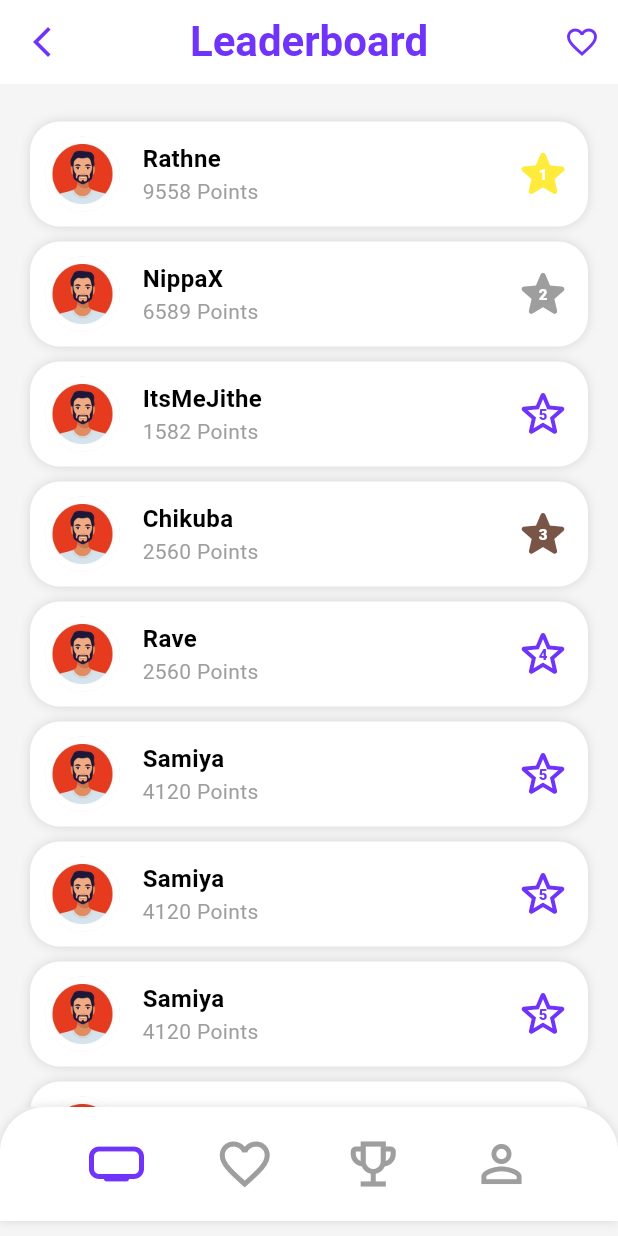
After one commit to sanjeewaDeshapriya/Torva, a Flutter app: the screen it shows after launch, after a tap on "Go to Leading Board", on a phone screen of 412 x 824 dp. The commit adds this screen. Run offline on Flutter 3.47's test engine with Material 3 defaults, Android fonts, the phone set to English and light mode, and no system bars.

Commit message:
create new screen leading board
make routers in the home page

```diff
--- a/lib/router/routes.dart
+++ b/lib/router/routes.dart
@@ -1,5 +1,6 @@
 import 'package:flutter/material.dart';
 import 'package:torva/screens/description/description.dart';
+import 'package:torva/screens/leadingBoard/leadingBoard.dart';
 import '../screens/home/home_page.dart';
 import '../screens/about/about_page.dart';
 import '../screens/contact/contact_page.dart';
@@ -11,6 +12,7 @@ class AppRoutes {
   static const String contact = '/contact';
   static const String addTreasure = '/addTreasure';
   static const String description = '/description';
+  static const String leadingboard = '/leadingboard';
 
   static Map<String, WidgetBuilder> getRoutes() {
     return {
@@ -19,6 +21,7 @@ class AppRoutes {
       contact: (context) => ContactPage(),
       addTreasure: (context) => AddTreasurePage(),
       description: (context) => DescriptionScreen(),
+      leadingboard: (context) => LeaderboardScreen(),
     };
   }
 }
--- a/lib/screens/description/description.dart
+++ b/lib/screens/description/description.dart
@@ -5,6 +5,8 @@ void main() {
 }
 
 class MyApp extends StatelessWidget {
+  const MyApp({super.key});
+
   @override
   Widget build(BuildContext context) {
     return MaterialApp(
@@ -15,6 +17,8 @@ class MyApp extends StatelessWidget {
 }
 
 class DescriptionScreen extends StatelessWidget {
+  const DescriptionScreen({super.key});
+
   @override
   Widget build(BuildContext context) {
     return Scaffold(
@@ -176,7 +180,7 @@ class InfoCard extends StatelessWidget {
   final String title;
   final String value;
 
-  InfoCard({required this.icon, required this.title, required this.value});
+  const InfoCard({super.key, required this.icon, required this.title, required this.value});
 
   @override
   Widget build(BuildContext context) {
--- a/lib/screens/home/home_page.dart
+++ b/lib/screens/home/home_page.dart
@@ -48,6 +48,13 @@ class _HomePageState extends State<HomePage> {
               },
               child: Text('Go to Description Page'),
             ),
+            SizedBox(height: 20),
+            ElevatedButton(
+              onPressed: () {
+                Navigator.pushNamed(context, '/leadingboard');
+              },
+              child: Text('Go to Leading Board'),
+            ),
           ],
         ),
       ),
--- /dev/null
+++ b/lib/screens/leadingBoard/leadingBoard.dart
@@ -0,0 +1,199 @@
+import 'package:flutter/material.dart';
+import 'package:torva/screens/home/home_page.dart';
+
+void main() {
+  runApp(MyApp());
+}
+
+class MyApp extends StatelessWidget {
+  @override
+  Widget build(BuildContext context) {
+    return MaterialApp(
+      debugShowCheckedModeBanner: false,
+      home: LeaderboardScreen(),
+    );
+  }
+}
+
+class LeaderboardScreen extends StatefulWidget {
+  @override
+  _LeaderboardScreenState createState() => _LeaderboardScreenState();
+}
+
+class _LeaderboardScreenState extends State<LeaderboardScreen> {
+  int _selectedIndex = 0; // Track selected index for bottom navigation
+
+  final List<Map<String, dynamic>> users = [
+
+    {'name': 'Rathne', 'points': 9558, 'image': 'assets/profile1.jpg', 'rank': 1},
+    {'name': 'NippaX', 'points': 6589, 'image': 'assets/profile1.jpg', 'rank': 2},
+    {'name': 'ItsMeJithe', 'points': 1582, 'image': 'assets/profile1.jpg', 'rank': 5},
+    {'name': 'Chikuba', 'points': 2560, 'image': 'assets/profile1.jpg', 'rank': 3},
+    {'name': 'Rave', 'points': 2560, 'image': 'assets/profile1.jpg', 'rank': 4},
+    {'name': 'Samiya', 'points': 4120, 'image': 'assets/profile1.jpg', 'rank': 5},
+    {'name': 'Samiya', 'points': 4120, 'image': 'assets/profile1.jpg', 'rank': 5},
+    {'name': 'Samiya', 'points': 4120, 'image': 'assets/profile1.jpg', 'rank': 5},
+    {'name': 'Samiya', 'points': 4120, 'image': 'assets/profile1.jpg', 'rank': 5},
+    {'name': 'Samiya', 'points': 4120, 'image': 'assets/profile1.jpg', 'rank': 5},
+    {'name': 'Sanju', 'points': 782, 'image': 'assets/profile1.jpg', 'rank': 6},
+    {'name': 'Rathne', 'points': 9558, 'image': 'assets/profile1.jpg', 'rank': 1},
+    {'name': 'KingAshan', 'points': 2550, 'image': 'assets/profile1.jpg', 'rank': 8},
+  ];
+
+  @override
+  Widget build(BuildContext context) {
+    return Scaffold(
+      backgroundColor: Colors.grey[100],
+      appBar: AppBar(
+        backgroundColor: Colors.white,
+        elevation: 0,
+        title: Text(
+          'Leaderboard',
+          style: TextStyle(
+            color: Color(0xFF7033FA),
+            fontSize: 28,
+            fontWeight: FontWeight.bold,
+          ),
+        ),
+        leading: IconButton(
+          icon: const Icon(Icons.arrow_back_ios_new, color: Color(0xFF7033FA)),
+          onPressed: () => Navigator.pop(context),
+        ),
+        actions: [
+          IconButton(
+            icon: Icon(Icons.favorite_border, color: Color(0xFF7033FA)),
+            onPressed: () {},
+          ),
+        ],
+        centerTitle: true,
+      ),
+      body: Container(
+        padding: EdgeInsets.symmetric(horizontal: 5),
+        child: ListView.builder(
+          padding: EdgeInsets.symmetric(vertical: 20),
+          itemCount: users.length,
+          itemBuilder: (context, index) {
+            return leaderboardItem(users[index]);
+          },
+        ),
+      ),
+      bottomNavigationBar: Container(
+        padding: EdgeInsets.symmetric(horizontal: 20, vertical: 10),
+        margin: EdgeInsets.only(bottom: 10),
+        decoration: BoxDecoration(
+          color: Colors.white,
+          borderRadius: BorderRadius.only(
+            topLeft: Radius.circular(30),
+            topRight: Radius.circular(30),
+          ),
+          boxShadow: [
+            BoxShadow(
+              color: Colors.black12,
+              blurRadius: 5,
+            ),
+          ],
+        ),
+        child: Row(
+          mainAxisAlignment: MainAxisAlignment.spaceEvenly,
+          children: [
+            IconButton(
+              icon: Icon(Icons.home_max_rounded, color: _selectedIndex == 0 ? Color(0xFF7033FA) : Colors.grey, size: 40),
+              onPressed: () {
+                Navigator.push(
+                context,
+                MaterialPageRoute(builder: (context) => const HomePage()),
+              );
+                setState(() {
+                  _selectedIndex = 0;
+                });
+              },
+            ),
+            IconButton(
+              icon: Icon(Icons.favorite_border_outlined, color: _selectedIndex == 1 ? Color(0xFF7033FA) : Colors.grey, size: 40),
+              onPressed: () {
+                setState(() {
+                  _selectedIndex = 1;
+                });
+              },
+            ),
+            IconButton(
+              icon: Icon(Icons.emoji_events_outlined, color: _selectedIndex == 2 ? Color(0xFF7033FA) : Colors.grey, size: 40),
+              onPressed: () {
+                setState(() {
+                  _selectedIndex = 2;
+                });
+              },
+            ),
+            IconButton(
+              icon: Icon(Icons.person_outline, color: _selectedIndex == 3 ? Color(0xFF7033FA) : Colors.grey, size: 40),
+              onPressed: () {
+                setState(() {
+                  _selectedIndex = 3;
+                });
+              },
+            ),
+          ],
+        ),
+      ),
+    );
+  }
+
+  Widget leaderboardItem(Map<String, dynamic> user) {
+    return Container(
+      margin: EdgeInsets.symmetric(horizontal: 15, vertical: 5),
+      padding: EdgeInsets.all(10),
+      decoration: BoxDecoration(
+        color: Colors.white,
+        borderRadius: BorderRadius.circular(20),
+        boxShadow: [BoxShadow(color: Colors.black12, blurRadius: 5)],
+      ),
+      child: Row(
+        children: [
+          CircleAvatar(
+            radius: 25,
+            backgroundImage: AssetImage(user['image']),
+          ),
+          SizedBox(width: 15),
+          Expanded(
+            child: Column(
+              crossAxisAlignment: CrossAxisAlignment.start,
+              children: [
+                Text(user['name'],
+                    style:
+                        TextStyle(fontSize: 16, fontWeight: FontWeight.bold, color: Colors.black)),
+                Text("${user['points']} Points",
+                    style: TextStyle(fontSize: 14, color: Colors.grey)),
+              ],
+            ),
+          ),
+          Stack(
+            alignment: Alignment.center,
+            children: [
+              Icon(
+                user['rank'] <= 3
+                    ? Icons.star_rounded
+                    : Icons.star_border_rounded,
+                color: user['rank'] == 1
+                    ? Colors.yellow
+                    : user['rank'] == 2
+                        ? Colors.grey
+                        : user['rank'] == 3
+                            ? Colors.brown
+                            : Color(0xFF7033FA),
+                size: 40,
+              ),
+              Text(
+                user['rank'].toString(),
+                style: TextStyle(
+                  color: user['rank'] <= 3 ? Colors.white : Color(0xFF7033FA),
+                  fontWeight: FontWeight.w800,
+                  fontSize: 10,
+                ),
+              ),
+            ],
+          ),
+        ],
+      ),
+    );
+  }
+}
```
